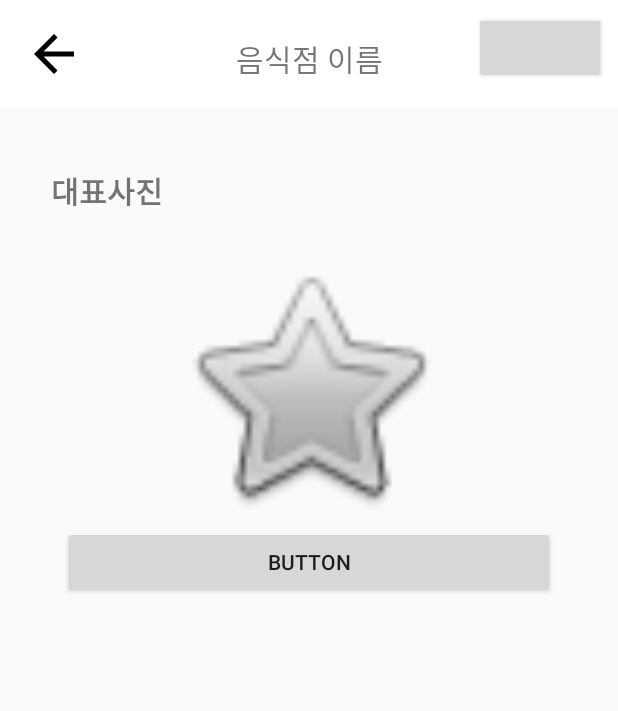
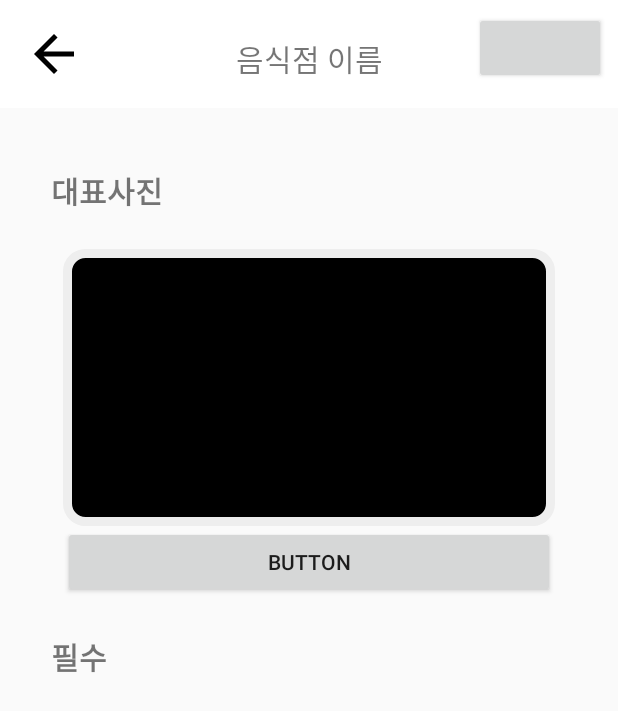
Before and after one commit to BEOKS/We_ple, an Android app: the EditStoreActivity screen opened directly, with no data from a screen before it, on a phone screen of 412 x 824 dp. Shown: the top 711 px of the screen. Run offline under Robolectric (Android 15) with nearby library versions, the phone set to English and light mode, and no system bars.

Commit message:
create roundbackgroud

```diff
--- /dev/null
+++ b/app/src/main/res/drawable/round_fore_ground.xml
@@ -0,0 +1,10 @@
+<?xml version="1.0" encoding="utf-8"?>
+<shape xmlns:android="http://schemas.android.com/apk/res/android" android:shape="rectangle">
+    <solid android:color="#00ffffff" />
+    <padding android:left="6dp"
+        android:top="6dp"
+        android:right="6dp"
+        android:bottom="6dp" />
+    <corners android:radius="12dp" />
+    <stroke android:width="6dp" android:color="#EEEEEE" />
+</shape>
--- a/app/src/main/res/layout/activity_edit_store.xml
+++ b/app/src/main/res/layout/activity_edit_store.xml
@@ -71,6 +71,17 @@
         app:layout_constraintStart_toStartOf="@+id/guideline"
         app:layout_constraintTop_toBottomOf="@+id/scrollView3" />
 
+    <TextView
+        android:id="@+id/textView8"
+        android:layout_width="wrap_content"
+        android:layout_height="wrap_content"
+        android:layout_marginTop="24dp"
+        android:text="필수"
+        android:textSize="20dp"
+        android:textStyle="bold"
+        app:layout_constraintStart_toStartOf="@+id/guideline"
+        app:layout_constraintTop_toBottomOf="@+id/editStore_changePhotoButton" />
+
     <android.support.constraint.Guideline
         android:id="@+id/guideline7"
         android:layout_width="wrap_content"
@@ -78,7 +89,7 @@
         android:orientation="vertical"
         app:layout_constraintGuide_percent="0.91727495" />
 
-    <ImageView
+    <FrameLayout
         android:id="@+id/imageView"
         android:layout_width="0dp"
         android:layout_height="0dp"
@@ -93,7 +104,19 @@
         app:layout_constraintHorizontal_bias="0.0"
         app:layout_constraintStart_toStartOf="@+id/guideline"
         app:layout_constraintTop_toBottomOf="@+id/textView7"
-        app:srcCompat="@android:drawable/btn_star" />
+       >
+        <ImageView
+            android:id="@+id/editStore_mainPhoto"
+            android:layout_width="match_parent"
+            android:layout_height="match_parent"
+            android:layout_margin="6dp"
+            android:background="#000"/>
+        <ImageView
+            android:layout_width="match_parent"
+            android:layout_height="match_parent"
+            android:foreground="@drawable/round_fore_ground"
+            />
+    </FrameLayout>
 
     <Button
         android:id="@+id/editStore_changePhotoButton"
```
